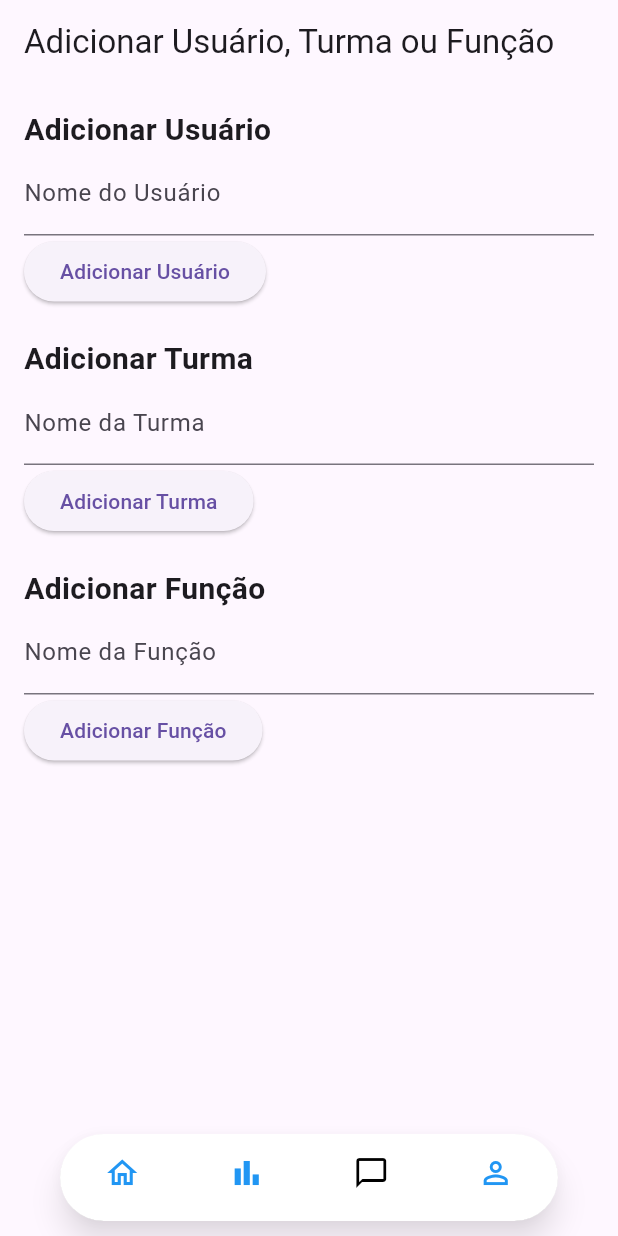
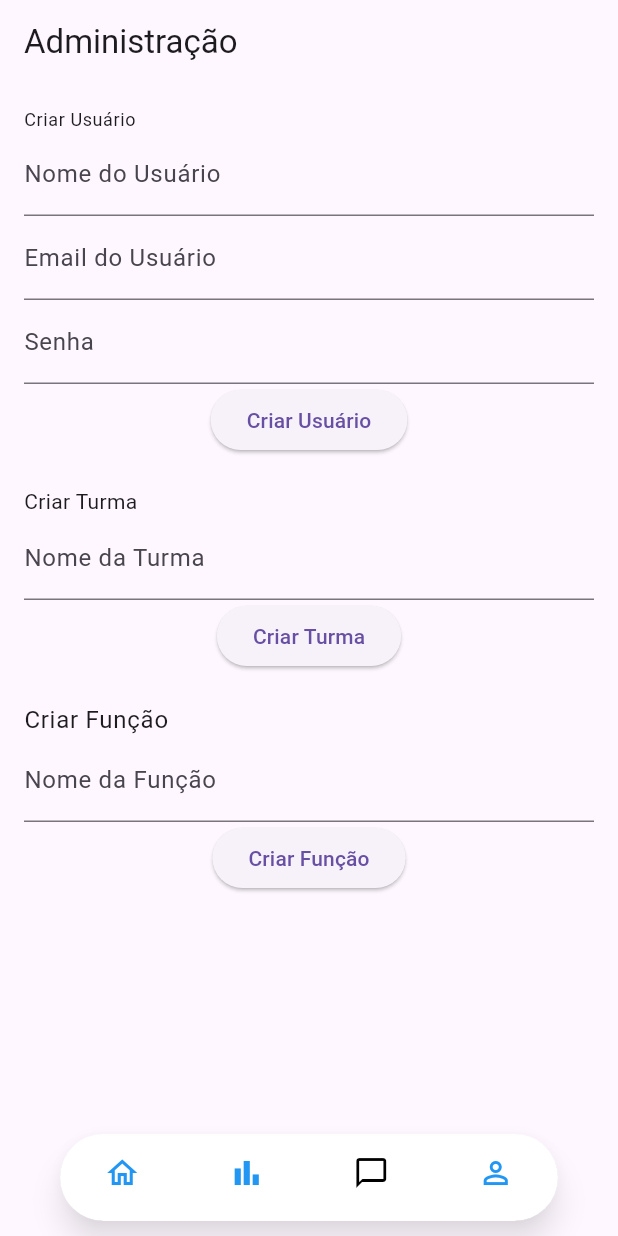
Before and after one commit to JoaoVancea/COPA, a Flutter app: the screen it shows after launch, item 3 of the bottom bar chosen, on a phone screen of 412 x 824 dp. Run offline on Flutter 3.47's test engine with Material 3 defaults, Android fonts, the phone set to English and light mode, and no system bars; our stand-ins replace cloud_firestore, firebase_core; accounts and stored records are empty.

Commit message:
adicionando todos os models ao firestore corretamente

```diff
--- a/lib/UI/pages/add_firebase.dart
+++ b/lib/UI/pages/add_firebase.dart
@@ -1,75 +1,73 @@
+import 'package:copa/features/funcao/model/funcao_model.dart';
+import 'package:copa/features/funcao/services/funcao_service.dart';
+import 'package:copa/features/turma/model/turma_model.dart';
+import 'package:copa/features/turma/services/turma_service.dart';
+import 'package:copa/features/user/model/user_model.dart';
+import 'package:copa/features/user/services/user_service.dart';
 import 'package:flutter/material.dart';
-import 'package:copa/features/user/services/user_service.dart';
-import 'package:copa/features/turma/services/turma_service.dart';
-import 'package:copa/features/funcao/services/funcao_service.dart';
-import 'package:copa/features/user/model/user_model.dart';
-import 'package:copa/features/turma/model/turma_model.dart';
-import 'package:copa/features/funcao/model/funcao_model.dart';
 
-class AddEntitiesPage extends StatefulWidget {
+class AdminPage extends StatefulWidget {
   @override
-  _AddEntitiesPageState createState() => _AddEntitiesPageState();
+  _AdminPageState createState() => _AdminPageState();
 }
 
-class _AddEntitiesPageState extends State<AddEntitiesPage> {
+class _AdminPageState extends State<AdminPage> {
   final UserService _userService = UserService();
   final TurmaService _turmaService = TurmaService();
   final FuncaoService _funcaoService = FuncaoService();
 
+  final _userFormKey = GlobalKey<FormState>();
+  final _turmaFormKey = GlobalKey<FormState>();
+  final _funcaoFormKey = GlobalKey<FormState>();
+
+  // Controladores dos TextFields
   final TextEditingController _userNameController = TextEditingController();
-  final TextEditingController _turmaNameController = TextEditingController();
-  final TextEditingController _funcaoNameController = TextEditingController();
+  final TextEditingController _userEmailController = TextEditingController();
+  final TextEditingController _userSenhaController = TextEditingController();
 
-  @override
-  void dispose() {
-    _userNameController.dispose();
-    _turmaNameController.dispose();
-    _funcaoNameController.dispose();
-    super.dispose();
-  }
+  final TextEditingController _turmaNomeController = TextEditingController();
+  final TextEditingController _funcaoNomeController = TextEditingController();
 
-  void _addUser() async {
-    if (_userNameController.text.isNotEmpty) {
-      final user = User(id: '', nome: _userNameController.text, email: 'a', senha: 'a');
-      await _userService.createUser(user);
-      ScaffoldMessenger.of(context).showSnackBar(
-        SnackBar(content: Text('Usuário adicionado com sucesso!')),
+  // Função para salvar o User
+  Future<void> _createUser() async {
+    if (_userFormKey.currentState!.validate()) {
+      User newUser = User(
+        id: '', // O Firestore gerará o ID
+        nome: _userNameController.text,
+        email: _userEmailController.text,
+        senha: _userSenhaController.text,
       );
+      await _userService.createUser(newUser);
+      ScaffoldMessenger.of(context).showSnackBar(SnackBar(content: Text('Usuário criado com sucesso!')));
       _userNameController.clear();
-    } else {
-      ScaffoldMessenger.of(context).showSnackBar(
-        SnackBar(content: Text('Por favor, insira um nome.')),
-      );
+      _userEmailController.clear();
+      _userSenhaController.clear();
     }
   }
 
-  void _addTurma() async {
-    if (_turmaNameController.text.isNotEmpty) {
-      final turma = Turma(id: '', nome: _turmaNameController.text);
-      await _turmaService.createTurma(turma);
-      ScaffoldMessenger.of(context).showSnackBar(
-        SnackBar(content: Text('Turma adicionada com sucesso!')),
+  // Função para salvar a Turma
+  Future<void> _createTurma() async {
+    if (_turmaFormKey.currentState!.validate()) {
+      Turma newTurma = Turma(
+        id: '',
+        nome: _turmaNomeController.text,
       );
-      _turmaNameController.clear();
-    } else {
-      ScaffoldMessenger.of(context).showSnackBar(
-        SnackBar(content: Text('Por favor, insira um nome.')),
-      );
+      await _turmaService.createTurma(newTurma);
+      ScaffoldMessenger.of(context).showSnackBar(SnackBar(content: Text('Turma criada com sucesso!')));
+      _turmaNomeController.clear();
     }
   }
 
-  void _addFuncao() async {
-    if (_funcaoNameController.text.isNotEmpty) {
-      final funcao = Funcao(id: '', nome: _funcaoNameController.text);
-      await _funcaoService.createFuncao(funcao);
-      ScaffoldMessenger.of(context).showSnackBar(
-        SnackBar(content: Text('Função adicionada com sucesso!')),
+  // Função para salvar a Funcao
+  Future<void> _createFuncao() async {
+    if (_funcaoFormKey.currentState!.validate()) {
+      Funcao newFuncao = Funcao(
+        id: '',
+        nome: _funcaoNomeController.text,
       );
-      _funcaoNameController.clear();
-    } else {
-      ScaffoldMessenger.of(context).showSnackBar(
-        SnackBar(content: Text('Por favor, insira um nome.')),
-      );
+      await _funcaoService.createFuncao(newFuncao);
+      ScaffoldMessenger.of(context).showSnackBar(SnackBar(content: Text('Função criada com sucesso!')));
+      _funcaoNomeController.clear();
     }
   }
 
@@ -77,47 +75,119 @@ class _AddEntitiesPageState extends State<AddEntitiesPage> {
   Widget build(BuildContext context) {
     return Scaffold(
       appBar: AppBar(
-        title: Text('Adicionar Usuário, Turma ou Função'),
+        title: Text('Administração'),
       ),
-      body: Padding(
+      body: SingleChildScrollView(
         padding: const EdgeInsets.all(16.0),
         child: Column(
           crossAxisAlignment: CrossAxisAlignment.start,
           children: [
-            Text('Adicionar Usuário', style: TextStyle(fontSize: 20, fontWeight: FontWeight.bold)),
-            TextField(
+            Text('Criar Usuário', style: Theme.of(context).textTheme.bodySmall),
+            Form(
+              key: _userFormKey,
+              child: Column(
+                children: [
+                  TextFormField(
                     controller: _userNameController,
                     decoration: InputDecoration(labelText: 'Nome do Usuário'),
+                    validator: (value) {
+                      if (value == null || value.isEmpty) {
+                        return 'Por favor, insira um nome';
+                      }
+                      return null;
+                    },
+                  ),
+                  TextFormField(
+                    controller: _userEmailController,
+                    decoration: InputDecoration(labelText: 'Email do Usuário'),
+                    validator: (value) {
+                      if (value == null || value.isEmpty) {
+                        return 'Por favor, insira um email';
+                      }
+                      return null;
+                    },
+                  ),
+                  TextFormField(
+                    controller: _userSenhaController,
+                    decoration: InputDecoration(labelText: 'Senha'),
+                    obscureText: true,
+                    validator: (value) {
+                      if (value == null || value.isEmpty) {
+                        return 'Por favor, insira uma senha';
+                      }
+                      return null;
+                    },
                   ),
                   ElevatedButton(
-              onPressed: _addUser,
-              child: Text('Adicionar Usuário'),
+                    onPressed: _createUser,
+                    child: Text('Criar Usuário'),
                   ),
-            SizedBox(height: 20),
+                ],
+              ),
+            ),
+            SizedBox(height: 20.0),
 
-            Text('Adicionar Turma', style: TextStyle(fontSize: 20, fontWeight: FontWeight.bold)),
-            TextField(
-              controller: _turmaNameController,
+            // Formulário para criar Turma
+            Text('Criar Turma', style: Theme.of(context).textTheme.bodyMedium),
+            Form(
+              key: _turmaFormKey,
+              child: Column(
+                children: [
+                  TextFormField(
+                    controller: _turmaNomeController,
                     decoration: InputDecoration(labelText: 'Nome da Turma'),
+                    validator: (value) {
+                      if (value == null || value.isEmpty) {
+                        return 'Por favor, insira um nome';
+                      }
+                      return null;
+                    },
                   ),
                   ElevatedButton(
-              onPressed: _addTurma,
-              child: Text('Adicionar Turma'),
+                    onPressed: _createTurma,
+                    child: Text('Criar Turma'),
                   ),
-            SizedBox(height: 20),
+                ],
+              ),
+            ),
+            SizedBox(height: 20.0),
 
-            Text('Adicionar Função', style: TextStyle(fontSize: 20, fontWeight: FontWeight.bold)),
-            TextField(
-              controller: _funcaoNameController,
+            // Formulário para criar Funcao
+            Text('Criar Função', style: Theme.of(context).textTheme.bodyLarge),
+            Form(
+              key: _funcaoFormKey,
+              child: Column(
+                children: [
+                  TextFormField(
+                    controller: _funcaoNomeController,
                     decoration: InputDecoration(labelText: 'Nome da Função'),
+                    validator: (value) {
+                      if (value == null || value.isEmpty) {
+                        return 'Por favor, insira um nome';
+                      }
+                      return null;
+                    },
                   ),
                   ElevatedButton(
-              onPressed: _addFuncao,
-              child: Text('Adicionar Função'),
+                    onPressed: _createFuncao,
+                    child: Text('Criar Função'),
+                  ),
+                ],
+              ),
             ),
           ],
         ),
       ),
     );
   }
+
+  @override
+  void dispose() {
+    _userNameController.dispose();
+    _userEmailController.dispose();
+    _userSenhaController.dispose();
+    _turmaNomeController.dispose();
+    _funcaoNomeController.dispose();
+    super.dispose();
   }
+}
--- a/lib/UI/pages/home_page.dart
+++ b/lib/UI/pages/home_page.dart
@@ -17,7 +17,7 @@ class _HomePageState extends State<HomePage> {
   final List<Widget> _pages = [
     HomeContent(), // Conteúdo da página inicial (HomePage)
     UserTurmaPage(), // Página com o formulário de vinculação UserTurma
-    AddEntitiesPage() // Página para adicionar ao firestore
+    AdminPage() // Página para adicionar ao firestore
   ];
 
   void _onItemTapped(int index) {
--- a/lib/UI/pages/teste_firebase.dart
+++ b/lib/UI/pages/teste_firebase.dart
@@ -27,11 +27,10 @@ class _UserTurmaPageState extends State<UserTurmaPage> {
   void _submitUserTurma() async {
     if (selectedUserId != null && selectedTurmaId != null && selectedFuncaoId != null) {
       final newUserTurma = UserTurma(
-        id: '',
         userId: selectedUserId!,
         turmaId: selectedTurmaId!,
         funcaoId: selectedFuncaoId!,
-        status: _userTurmaStatus,
+        statusAtivo: _userTurmaStatus,
       );
 
       await userTurmaService.createUserTurma(newUserTurma);
--- a/lib/features/funcao/model/funcao_model.dart
+++ b/lib/features/funcao/model/funcao_model.dart
@@ -1,29 +1,24 @@
 import 'package:cloud_firestore/cloud_firestore.dart';
 
 class Funcao {
-  String id;
-  String nome;
+  final String id;
+  final String nome;
 
   Funcao({
     required this.id,
     required this.nome,
   });
 
-  factory Funcao.fromDocument(DocumentSnapshot doc) {
+  // Método para criar um objeto Funcao a partir de um DocumentSnapshot do Firestore
+  factory Funcao.fromFirestore(DocumentSnapshot doc) {
     Map<String, dynamic> data = doc.data() as Map<String, dynamic>;
     return Funcao(
       id: doc.id,
-      nome: data['nome'],
+      nome: data['nome'] ?? '',
     );
   }
 
-  factory Funcao.fromFirestore(QueryDocumentSnapshot<Map<String, dynamic>> doc) {
-    return Funcao(
-      id: doc.id,
-      nome: doc.data()['nome'],
-    );
-  }
-
+  // Método para converter um objeto Funcao em um Map para salvar no Firestore
   Map<String, dynamic> toFirestore() {
     return {
       'nome': nome,
--- a/lib/features/funcao/services/funcao_service.dart
+++ b/lib/features/funcao/services/funcao_service.dart
@@ -7,7 +7,7 @@ class FuncaoService {
 
   // Obtém todas as funções
   Future<List<Funcao>> getFuncoes() async {
-    QuerySnapshot<Map<String, dynamic>> snapshot = await _funcoesCollection.get() as QuerySnapshot<Map<String, dynamic>>;
+    QuerySnapshot snapshot = await _funcoesCollection.get();
     return snapshot.docs.map((doc) => Funcao.fromFirestore(doc)).toList();
   }
 
--- a/lib/features/turma/model/turma_model.dart
+++ b/lib/features/turma/model/turma_model.dart
@@ -1,29 +1,24 @@
 import 'package:cloud_firestore/cloud_firestore.dart';
 
 class Turma {
-  String id;
-  String nome;
+  final String id;
+  final String nome;
 
   Turma({
     required this.id,
     required this.nome,
   });
 
-  factory Turma.fromDocument(DocumentSnapshot doc) {
+  // Método para criar um objeto Turma a partir de um DocumentSnapshot do Firestore
+  factory Turma.fromFirestore(DocumentSnapshot doc) {
     Map<String, dynamic> data = doc.data() as Map<String, dynamic>;
     return Turma(
       id: doc.id,
-      nome: data['nome'],
+      nome: data['nome'] ?? '',
     );
   }
 
-  factory Turma.fromFirestore(QueryDocumentSnapshot<Map<String, dynamic>> doc) {
-    return Turma(
-      id: doc.id,
-      nome: doc.data()['nome'],
-    );
-  }
-
+  // Método para converter um objeto Turma em um Map para salvar no Firestore
   Map<String, dynamic> toFirestore() {
     return {
       'nome': nome,
--- a/lib/features/turma/services/turma_service.dart
+++ b/lib/features/turma/services/turma_service.dart
@@ -1,14 +1,13 @@
 import 'package:cloud_firestore/cloud_firestore.dart';
 import 'package:copa/features/turma/model/turma_model.dart';
-
 
 class TurmaService {
   final FirebaseFirestore _firestore = FirebaseFirestore.instance;
   final CollectionReference _turmasCollection = FirebaseFirestore.instance.collection('turmas');
 
-   // Obtém todas as turmas
+  // Obtém todas as turmas
   Future<List<Turma>> getTurmas() async {
-    QuerySnapshot<Map<String, dynamic>> snapshot = await _turmasCollection.get() as QuerySnapshot<Map<String, dynamic>>;
+    QuerySnapshot snapshot = await _turmasCollection.get();
     return snapshot.docs.map((doc) => Turma.fromFirestore(doc)).toList();
   }
 
--- a/lib/features/user/model/user_model.dart
+++ b/lib/features/user/model/user_model.dart
@@ -1,10 +1,10 @@
 import 'package:cloud_firestore/cloud_firestore.dart';
 
 class User {
-  String id;
-  String nome;
-  String email;
-  String senha;
+  final String id;
+  final String nome;
+  final String email;
+  final String senha;
 
   User({
     required this.id,
@@ -13,27 +13,18 @@ class User {
     required this.senha,
   });
 
-  // Construtor a partir de documento do Firestore
-  factory User.fromDocument(DocumentSnapshot doc) {
+  // Método para criar um objeto User a partir de um DocumentSnapshot do Firestore
+  factory User.fromFirestore(DocumentSnapshot doc) {
     Map<String, dynamic> data = doc.data() as Map<String, dynamic>;
     return User(
-      id: doc.id,  // O id do documento
-      nome: data['nome'],
-      email: data['email'],
-      senha: data['senha'],
+      id: doc.id,
+      nome: data['nome'] ?? '',
+      email: data['email'] ?? '',
+      senha: data['senha'] ?? '',
     );
   }
 
-  factory User.fromFirestore(QueryDocumentSnapshot<Map<String, dynamic>> doc) {
-    return User(
-      id: doc.id,
-      nome: doc.data()['nome'],
-      email: doc.data()['email'],
-      senha: doc.data()['senha'],
-    );
-  }
-
-  // Método para converter User em um mapa para o Firestore
+  // Método para converter um objeto User em um Map para salvar no Firestore
   Map<String, dynamic> toFirestore() {
     return {
       'nome': nome,
--- a/lib/features/user/services/user_service.dart
+++ b/lib/features/user/services/user_service.dart
@@ -1,13 +1,14 @@
 import 'package:cloud_firestore/cloud_firestore.dart';
 import 'package:copa/features/user/model/user_model.dart';
+
 
 class UserService {
   final FirebaseFirestore _firestore = FirebaseFirestore.instance;
   final CollectionReference _usersCollection = FirebaseFirestore.instance.collection('users');
 
-  // Obtém todas os usuários
+  // Obtém todos os usuários
   Future<List<User>> getUsers() async {
-    QuerySnapshot<Map<String, dynamic>> snapshot = await _usersCollection.get() as QuerySnapshot<Map<String, dynamic>>;
+    QuerySnapshot snapshot = await _usersCollection.get();
     return snapshot.docs.map((doc) => User.fromFirestore(doc)).toList();
   }
 
--- a/lib/features/userTurma/model/user_turma_model.dart
+++ b/lib/features/userTurma/model/user_turma_model.dart
@@ -1,47 +1,36 @@
 import 'package:cloud_firestore/cloud_firestore.dart';
 
 class UserTurma {
-  String id;
-  String userId;
-  String turmaId;
-  String funcaoId;
-  bool status;
+  final String userId;
+  final String turmaId;
+  final String funcaoId;
+  final bool statusAtivo;
 
   UserTurma({
-    required this.id,
     required this.userId,
     required this.turmaId,
     required this.funcaoId,
-    required this.status,
+    required this.statusAtivo,
   });
 
-  factory UserTurma.fromDocument(DocumentSnapshot doc) {
+  // Método para criar um objeto UserTurma a partir de um DocumentSnapshot do Firestore
+  factory UserTurma.fromFirestore(DocumentSnapshot doc) {
     Map<String, dynamic> data = doc.data() as Map<String, dynamic>;
     return UserTurma(
-      id: doc.id,
-      userId: data['user_id'],
-      turmaId: data['turma_id'],
-      funcaoId: data['funcao_id'],
-      status: data['status'],
+      userId: data['user_id'] ?? '',
+      turmaId: data['turma_id'] ?? '',
+      funcaoId: data['funcao_id'] ?? '',
+      statusAtivo: data['status'] ?? false,
     );
   }
 
-  factory UserTurma.fromFirestore(QueryDocumentSnapshot<Map<String, dynamic>> doc) {
-    return UserTurma(
-      id: doc.id,
-      userId: doc.data()['user_id'],
-      turmaId: doc.data()['turma_id'],
-      funcaoId: doc.data()['funcao_id'],
-      status: doc.data()['status'],
-    );
-  }
-
+  // Método para converter um objeto UserTurma em um Map para salvar no Firestore
   Map<String, dynamic> toFirestore() {
     return {
       'user_id': userId,
       'turma_id': turmaId,
       'funcao_id': funcaoId,
-      'status': status,
+      'status': statusAtivo,
     };
   }
 }
--- a/lib/features/userTurma/services/user_turma_service.dart
+++ b/lib/features/userTurma/services/user_turma_service.dart
@@ -5,9 +5,9 @@ class UserTurmaService {
   final FirebaseFirestore _firestore = FirebaseFirestore.instance;
   final CollectionReference _userTurmaCollection = FirebaseFirestore.instance.collection('userTurma');
 
-  // Obtém todas as relaões user-turma
+  // Obtém todas as relações User-Turma
   Future<List<UserTurma>> getUserTurmas() async {
-    QuerySnapshot<Map<String, dynamic>> snapshot = await _userTurmaCollection.get() as QuerySnapshot<Map<String, dynamic>>;
+    QuerySnapshot snapshot = await _userTurmaCollection.get();
     return snapshot.docs.map((doc) => UserTurma.fromFirestore(doc)).toList();
   }
 
```
Lines whose indentation alone changed are shown as unchanged.
